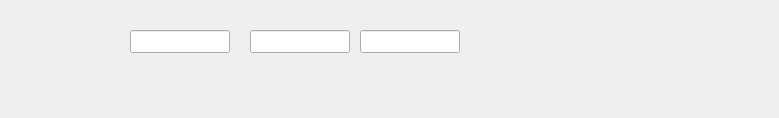
Before: the Qt Designer form caQtDM_Lib/caQtDM_Plugins/bsread/bsreadtest_mini.ui in caqtdm/caqtdm, drawn with Qt 5.
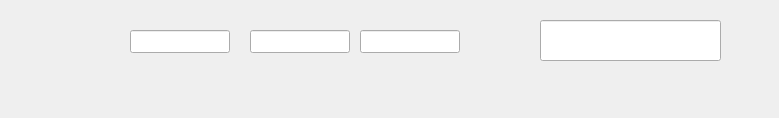
After: the same form once the commit is applied. Custom widgets are drawn as their Qt base class.

Patch:
```diff
--- a/caQtDM_Lib/caQtDM_Plugins/bsread/bsreadtest_mini.ui
+++ b/caQtDM_Lib/caQtDM_Plugins/bsread/bsreadtest_mini.ui
@@ -70,6 +70,22 @@
     <enum>caLineEdit::User</enum>
    </property>
   </widget>
+  <widget class="caLineEdit" name="calineedit_5">
+   <property name="geometry">
+    <rect>
+     <x>540</x>
+     <y>20</y>
+     <width>181</width>
+     <height>41</height>
+    </rect>
+   </property>
+   <property name="channel" stdset="0">
+    <string notr="true">bsread://CHANNEL-ARRAY_1</string>
+   </property>
+   <property name="formatType">
+    <enum>caLineEdit::string</enum>
+   </property>
+  </widget>
  </widget>
  <customwidgets>
   <customwidget>
```
